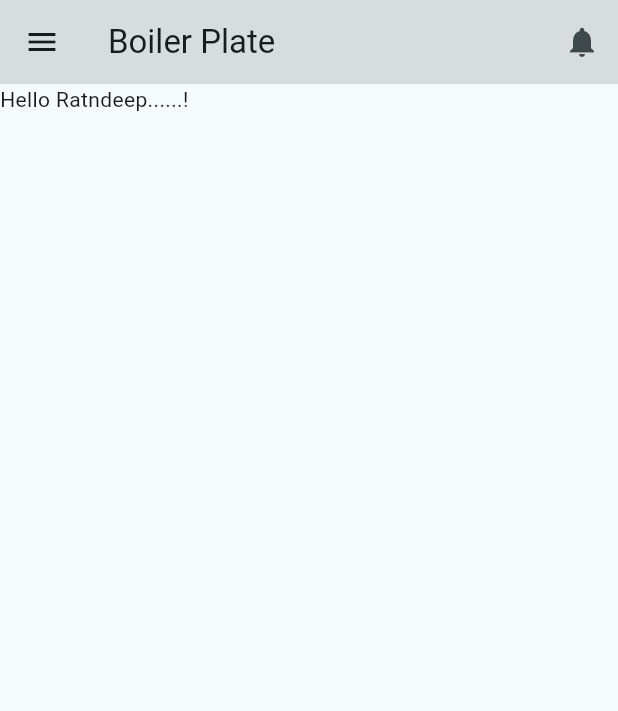
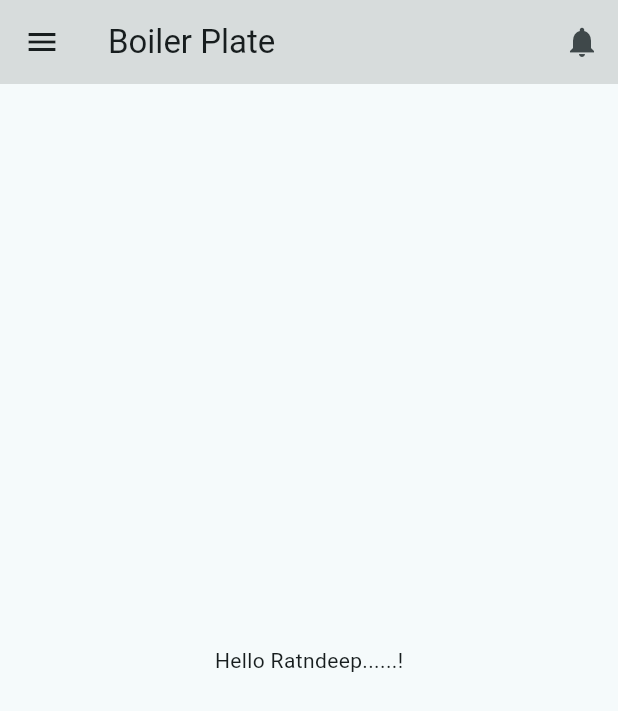
Before and after one commit to Ratndeep1999/Flutter-Basic-Code, a Flutter app: the screen it shows after launch, on a phone screen of 412 x 824 dp. Shown: the top 711 px of the screen. Run offline on Flutter 3.47's test engine with Material 3 defaults, Android fonts, the phone set to English and light mode, and no system bars.

Commit message:
main.dart : entry point main(), runApp(), MyApp class, Build method which return type is Widget, MaterialApp(0 with their properties theme, debugShowCheckedModeBanner and home that return BoilerPlate class, BoilerPlate class is main application class, Scaffold(), AppBar(title : , action [ IconButton( Icon() ], backgroundColor, leading: IconButton(Icon(icon.menu) ), SafeArea(Center(Text(""))),

```diff
--- a/lib/main.dart
+++ b/lib/main.dart
@@ -45,7 +45,8 @@ class BoilerPlate extends StatelessWidget {
 
       ),   // It is appbar which appear on top of app to use title:, actionButton: etc
       body: SafeArea(
-        child: Text("Hello Ratndeep......!"),  // It is dynamic, It ensure to appear content of it's child class inside safe area boundaries it avoid overlapping
+        child: Center(
+            child: Text("Hello Ratndeep......!")),  // It is dynamic, It ensure to appear content of it's child class inside safe area boundaries it avoid overlapping
       ),
     );
   }
```
